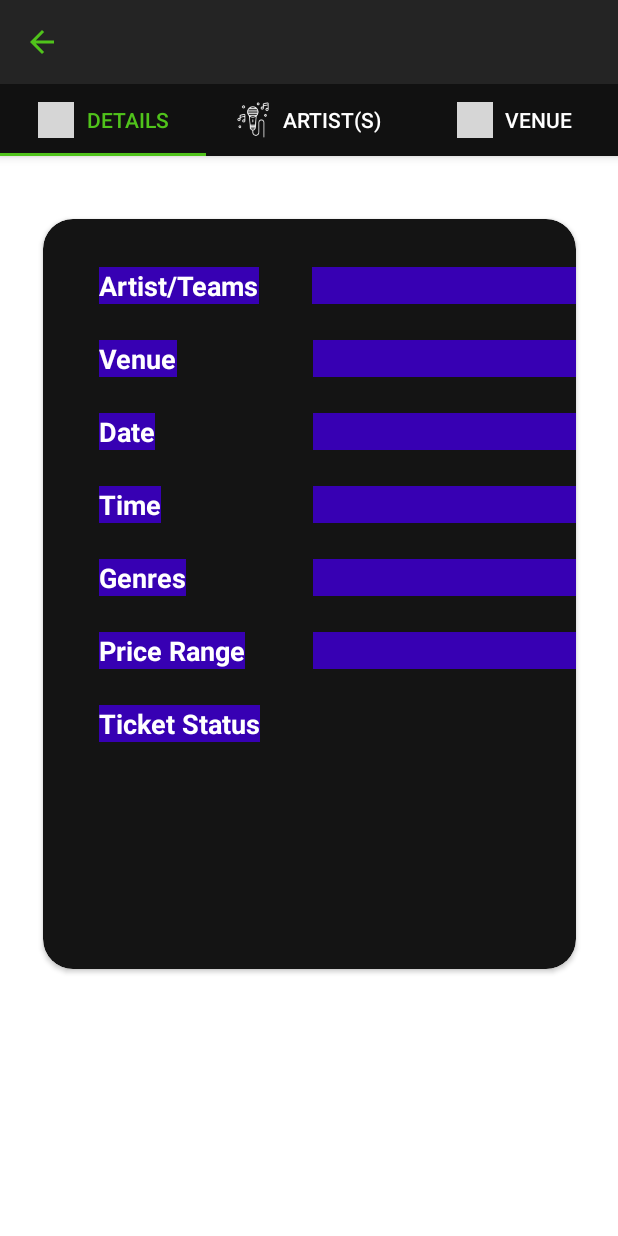
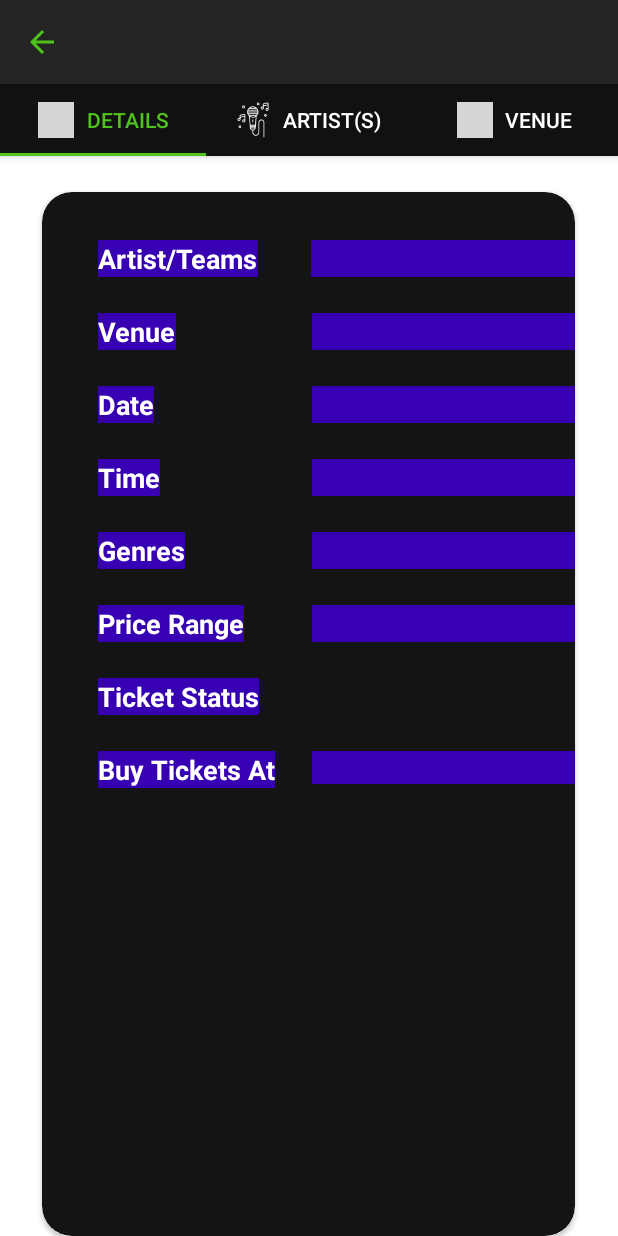
Before and after one commit to javy1022/javy1022.github.io, an Android app built with Jetpack Compose: the DetailsFragment screen opened directly, with no data from a screen before it, on a phone screen of 412 x 824 dp. Run offline under Robolectric (Android 15) with nearby library versions, the phone set to English and light mode, and no system bars; our stand-ins replace Volley; network calls fail; pictures from the network do not load; grey boxes are pictures that could not be loaded.

Commit message:
Finish event detail card

```diff
--- a/HW9/app/src/main/res/layout/fragment_details.xml
+++ b/HW9/app/src/main/res/layout/fragment_details.xml
@@ -9,10 +9,20 @@
         android:layout_width="match_parent"
         android:layout_height="match_parent">
 
+        <androidx.core.widget.NestedScrollView
+            android:layout_width="match_parent"
+            android:layout_height="0dp"
+            android:fillViewport="true"
+            app:layout_constraintEnd_toEndOf="parent"
+            app:layout_constraintTop_toTopOf="parent"
+            app:layout_constraintBottom_toBottomOf="parent"
+            app:layout_constraintStart_toStartOf="parent"
+        >
+
         <androidx.cardview.widget.CardView
             android:id="@+id/details_card"
             android:layout_width="355dp"
-            android:layout_height="500dp"
+            android:layout_height="1000dp"
             android:layout_gravity="center_horizontal"
             android:layout_marginTop="24dp"
             app:cardBackgroundColor="@color/gray_form"
@@ -245,7 +255,7 @@
                     android:id="@+id/ticket_status"
                     android:layout_width="wrap_content"
                     android:layout_height="wrap_content"
-                    android:background="@drawable/test"
+                    android:background="@drawable/status_rounded_corners"
                     android:ellipsize="marquee"
                     android:gravity="center_horizontal"
                     android:layout_gravity="center"
@@ -265,7 +275,55 @@
                     app:layout_constraintBottom_toBottomOf="@+id/ticket_status_subtitle"
                     app:layout_constraintVertical_bias="0.5"/>
 
+                <TextView
+                    android:id="@+id/ticket_url_subtitle"
+                    android:layout_width="wrap_content"
+                    android:layout_height="wrap_content"
+                    android:background="@color/purple_700"
+                    android:text="Buy Tickets At"
+                    android:textColor="@color/white"
+                    android:textSize="18sp"
+                    android:textStyle="bold"
+                    app:layout_constraintStart_toStartOf="@+id/artist_team_subtitle"
+                    app:layout_constraintTop_toBottomOf="@id/ticket_status_subtitle"
+                    android:layout_marginTop="24dp"
+                    />
+
+                <TextView
+                    android:id="@+id/ticket_url"
+                    android:layout_width="175dp"
+                    android:layout_height="wrap_content"
+                    android:background="@color/purple_700"
+                    android:textColor="@color/green"
+                    android:textSize="16sp"
+                    android:gravity="center_horizontal"
+                    android:ellipsize="marquee"
+                    android:marqueeRepeatLimit="marquee_forever"
+                    android:scrollHorizontally="true"
+                    android:singleLine="true"
+                    android:autoLink="web"
+                    android:onClick="onHyperlinkClick"
+                    app:layout_constraintEnd_toEndOf="parent"
+                    app:layout_constraintStart_toEndOf="@+id/ticket_url_subtitle"
+                    app:layout_constraintTop_toTopOf="@+id/ticket_url_subtitle"
+                    app:layout_constraintHorizontal_bias="1.0"
+                    />
+
+                <ImageView
+                    android:id="@+id/seatmap_img"
+                    android:layout_width="0dp"
+                    android:layout_height="wrap_content"
+                    android:adjustViewBounds="true"
+                    app:layout_constraintBottom_toBottomOf="parent"
+                    app:layout_constraintEnd_toEndOf="parent"
+                    app:layout_constraintStart_toStartOf="parent"
+                    app:layout_constraintTop_toBottomOf="@+id/ticket_url_subtitle"
+                    android:layout_marginTop="50dp"
+                    android:layout_marginBottom="50dp"/>
+
+
             </androidx.constraintlayout.widget.ConstraintLayout>
         </androidx.cardview.widget.CardView>
+        </androidx.core.widget.NestedScrollView>
     </androidx.constraintlayout.widget.ConstraintLayout>
 </FrameLayout>
```
Also changed, not shown: HW9/app/src/main/java/com/example/hw9/ui/main/EventDetailsActivity/tabs/DetailsFragment.java (+40 -32 lines), HW9/app/src/main/res/drawable/status_rounded_corners.xml (renamed from HW9/app/src/main/res/drawable/test.xml).
